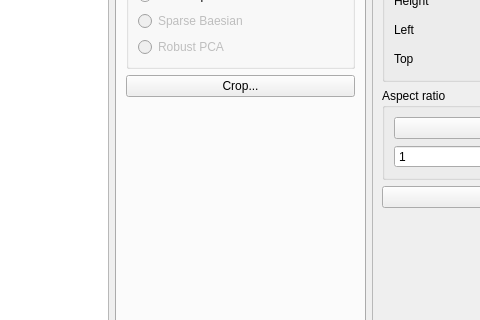
First picture: the form in relight/rtiexport.ui, repository cnr-isti-vclab/relight, before the edit; both pictures show x 474 to 954 and y 90 to 410 of the 1157 by 669 pixel window.
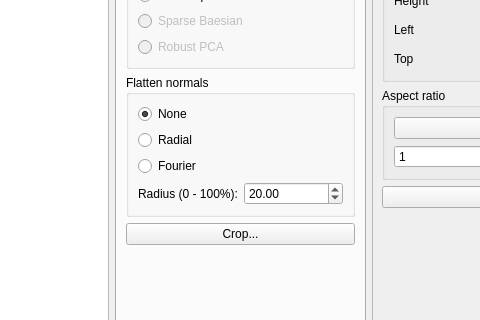
Second picture: the form after the edit. The open tabs and pages were chosen to show the change. Icons and pictures are not drawn. Custom widgets are drawn as their Qt base class.

Commit message: Flat normals algorithm: radial fit and fourier high-pass filter.

The edit to the form file:
```diff
--- a/relight/rtiexport.ui
+++ b/relight/rtiexport.ui
@@ -286,8 +286,8 @@
       <attribute name="title">
        <string>Normals</string>
       </attribute>
-      <layout class="QVBoxLayout" name="verticalLayout_4">
-       <item>
+      <layout class="QGridLayout" name="gridLayout_7">
+       <item row="0" column="0">
         <widget class="QGroupBox" name="groupBox_5">
          <property name="title">
           <string>Solver</string>
@@ -326,7 +326,54 @@
          </layout>
         </widget>
        </item>
-       <item>
+       <item row="1" column="0">
+        <widget class="QGroupBox" name="groupBox_6">
+         <property name="title">
+          <string>Flatten normals</string>
+         </property>
+         <layout class="QGridLayout" name="gridLayout_5">
+          <item row="0" column="0" colspan="2">
+           <widget class="QRadioButton" name="flat_none">
+            <property name="text">
+             <string>None</string>
+            </property>
+            <property name="checked">
+             <bool>true</bool>
+            </property>
+           </widget>
+          </item>
+          <item row="1" column="0" colspan="2">
+           <widget class="QRadioButton" name="flat_radial">
+            <property name="text">
+             <string>Radial</string>
+            </property>
+           </widget>
+          </item>
+          <item row="2" column="0" colspan="2">
+           <widget class="QRadioButton" name="flat_fourier">
+            <property name="text">
+             <string>Fourier</string>
+            </property>
+           </widget>
+          </item>
+          <item row="3" column="0">
+           <widget class="QLabel" name="label_11">
+            <property name="text">
+             <string>Radius (0 - 100%):</string>
+            </property>
+           </widget>
+          </item>
+          <item row="3" column="1">
+           <widget class="QDoubleSpinBox" name="flat_fourier_radius">
+            <property name="value">
+             <double>20.000000000000000</double>
+            </property>
+           </widget>
+          </item>
+         </layout>
+        </widget>
+       </item>
+       <item row="2" column="0">
         <widget class="QPushButton" name="crop1">
          <property name="text">
           <string>Crop...</string>
@@ -337,7 +384,7 @@
          </property>
         </widget>
        </item>
-       <item>
+       <item row="3" column="0">
         <spacer name="verticalSpacer">
          <property name="orientation">
           <enum>Qt::Vertical</enum>
```
Left out of the diff: 4 changed lines with no effect on the pictures. The commit also changes 5 other files.
